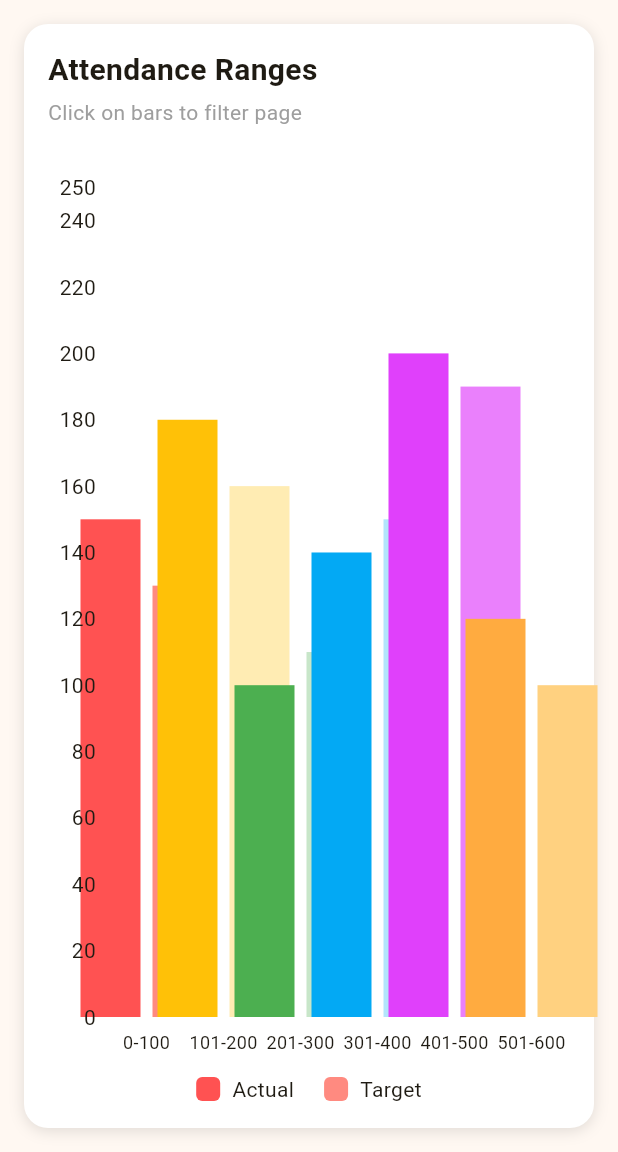
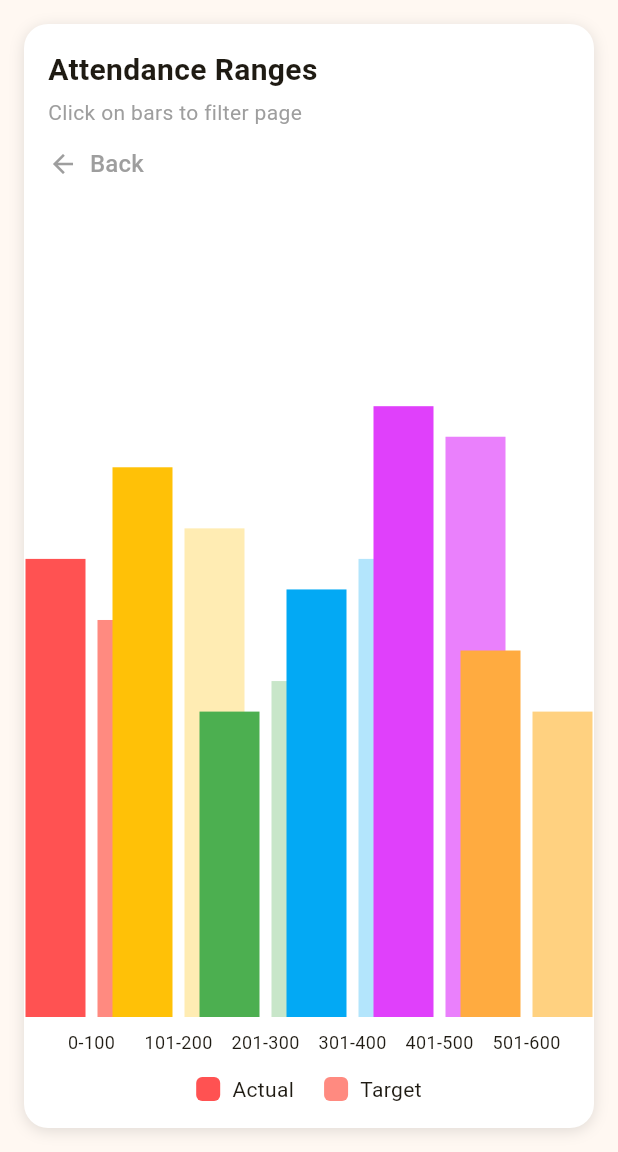
Before and after one commit to ZTRL0291/bar-chart-drilldown, a Flutter app: the screen it shows after launch, on a phone screen of 412 x 824 dp, the part 84-1236 px from its top. Run offline on Flutter 3.47's test engine with Material 3 defaults, Android fonts, the phone set to English and light mode, and no system bars; drawn by our look-alikes of fl_chart.

Commit message:
button and animations change

```diff
--- a/lib/main.dart
+++ b/lib/main.dart
@@ -281,10 +281,37 @@
             style: TextStyle(fontSize: 20, fontWeight: FontWeight.bold),
           ),
           const SizedBox(height: 4),
+           // Adjusted for consistent spacing
           const Text(
             'Click on bars to filter page',
             style: TextStyle(color: Colors.grey),
           ),
+          const SizedBox(height: 4),
+          // Back button for consistency, but disabled on the main chart
+          SizedBox(
+            height: 40, // Fixed height for consistent spacing
+            child: TextButton.icon(
+              onPressed: null, // Initially disabled
+              icon: const Icon(
+                Icons.arrow_back,
+                color: Colors.grey,
+                size: 20.0,
+              ),
+              label: const Text(
+                'Back',
+                style: TextStyle(
+                  color: Colors.grey,
+                  fontSize: 16.0,
+                ),
+              ),
+              style: TextButton.styleFrom(
+                padding: EdgeInsets.zero,
+                alignment: Alignment.centerLeft,
+                tapTargetSize: MaterialTapTargetSize.shrinkWrap,
+              ),
+            ),
+          ),
+
           const SizedBox(height: 16),
           Expanded(
             child: BarChart(
@@ -362,18 +389,18 @@
                   },
                 ),
                 titlesData: FlTitlesData(
-                  // --- SHOW Y-AXIS LABELS ON RIGHT ONLY ---
+                  // --- REMOVE BOTH Y-AXIS LABELS (LEFT AND RIGHT) ---
                   leftTitles: AxisTitles(
                     sideTitles: SideTitles(
-                        showTitles: true,
-                        reservedSize: 40), // Enable left titles
+                      showTitles: false, // Disable left titles
+                    ),
                   ),
                   rightTitles: AxisTitles(
                     sideTitles: SideTitles(
-                      showTitles: false,
-                    ), // Disable right  titles
+                      showTitles: false, // Disable right titles
+                    ),
                   ),
-                  // --- END Y-AXIS LABELS ---
+                  // --- END REMOVE Y-AXIS LABELS ---
                   bottomTitles: AxisTitles(
                     sideTitles: SideTitles(
                       showTitles: true,
@@ -461,21 +488,41 @@
       child: Column(
         crossAxisAlignment: CrossAxisAlignment.start,
         children: [
-          ElevatedButton.icon(
-            onPressed: _goBack,
-            icon: const Icon(Icons.arrow_back),
-            label: const Text('Back'),
+          const Text(
+            'Attendance Ranges',
+            style: TextStyle(fontSize: 20, fontWeight: FontWeight.bold),
           ),
-          const SizedBox(height: 16),
-          Text(
-            'Details for: ${mainLabels[_selectedRangeIndex!]}',
-            style: const TextStyle(fontSize: 18, fontWeight: FontWeight.bold),
-          ),
-          const SizedBox(height: 8),
+          const SizedBox(height: 4),
           const Text(
             'Click on bars for more details',
             style: TextStyle(color: Colors.grey),
           ),
+          const SizedBox(height: 4), // Adjusted for consistent spacing
+          // Back button on the sub-chart
+          SizedBox(
+            height: 40, // Fixed height for consistent spacing
+            child: TextButton.icon(
+              onPressed: _goBack,
+              icon: const Icon(
+                Icons.arrow_back,
+                color: Colors.black,
+                size: 20.0,
+              ),
+              label: const Text(
+                'Back',
+                style: TextStyle(
+                  color: Colors.black,
+                  fontSize: 16.0,
+                ),
+              ),
+              style: TextButton.styleFrom(
+                padding: EdgeInsets.zero,
+                alignment: Alignment.centerLeft,
+                tapTargetSize: MaterialTapTargetSize.shrinkWrap,
+              ),
+            ),
+          ),
+
           const SizedBox(height: 16),
           Expanded(
             child: BarChart(
@@ -561,18 +608,18 @@
                   },
                 ),
                 titlesData: FlTitlesData(
-                  // --- SHOW Y-AXIS LABELS ON RIGHT ONLY ---
+                  // --- REMOVE BOTH Y-AXIS LABELS (LEFT AND RIGHT) ---
                   leftTitles: AxisTitles(
                     sideTitles: SideTitles(
-                        showTitles: true,
-                        reservedSize: 40), // Enable  left  titles
+                      showTitles: false, // Disable left titles
+                    ),
                   ),
                   rightTitles: AxisTitles(
                     sideTitles: SideTitles(
-                      showTitles: false,
-                    ), // Disable right titles
+                      showTitles: false, // Disable right titles
+                    ),
                   ),
-                  // --- END Y-AXIS LABELS ---
+                  // --- END REMOVE Y-AXIS LABELS ---
                   bottomTitles: AxisTitles(
                     sideTitles: SideTitles(
                       showTitles: true,
```
